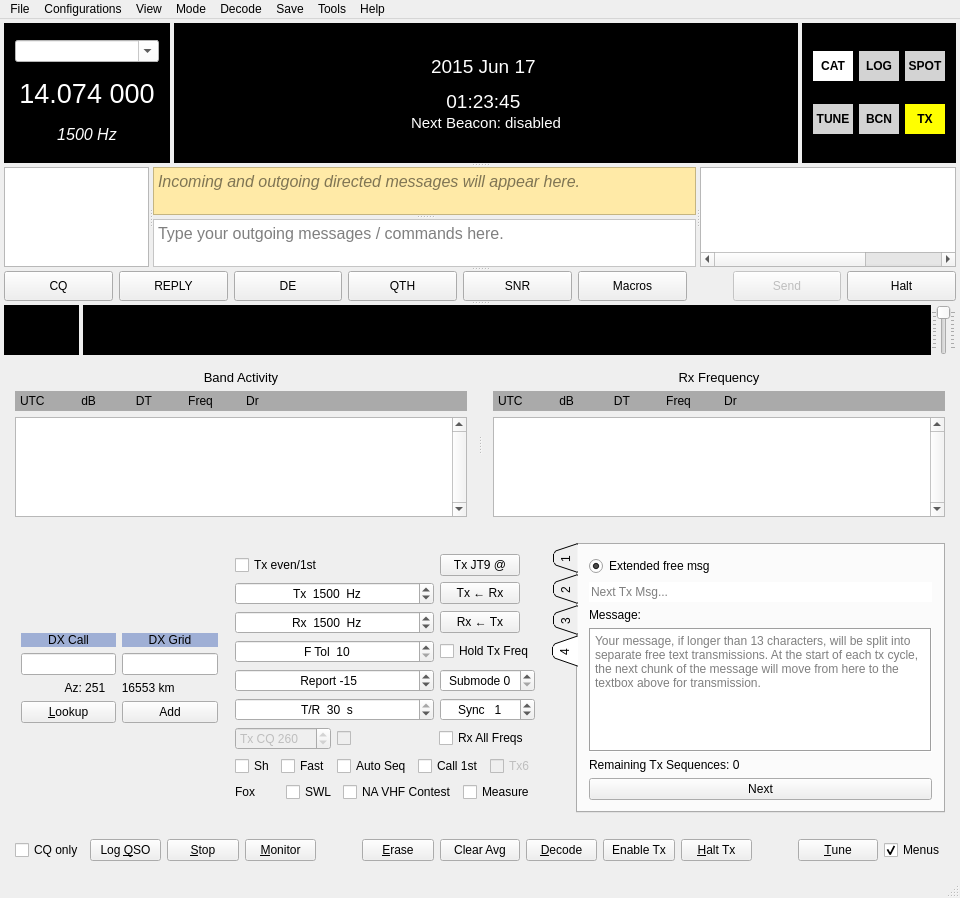
Before: the Qt Designer form mainwindow.ui in qcmiao1998/js8call, drawn with Qt 5.
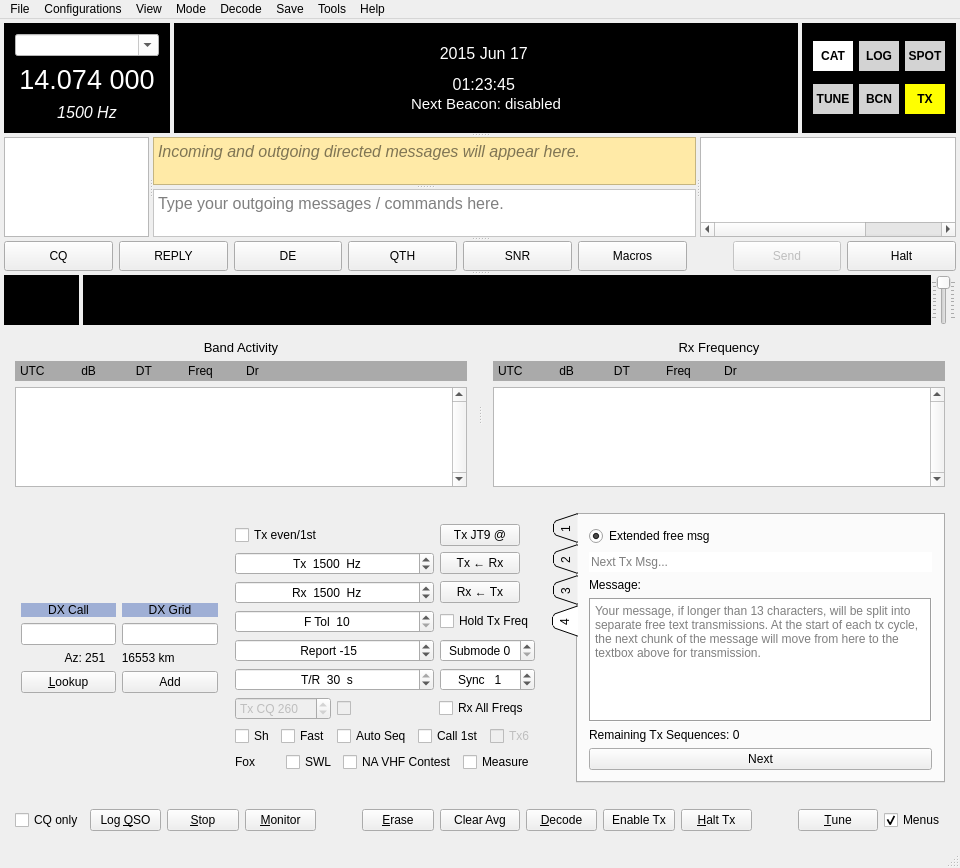
After: the same form once the commit is applied. Custom widgets are drawn as their Qt base class.

Commit message: Fixed the size of the top toolbar

```diff
--- a/mainwindow.ui
+++ b/mainwindow.ui
@@ -60,13 +60,13 @@
        <property name="minimumSize">
         <size>
          <width>0</width>
-         <height>140</height>
+         <height>110</height>
         </size>
        </property>
        <property name="maximumSize">
         <size>
          <width>16777215</width>
-         <height>120</height>
+         <height>110</height>
         </size>
        </property>
        <layout class="QHBoxLayout" name="horizontalLayout_16">
@@ -93,6 +93,18 @@
             <verstretch>0</verstretch>
            </sizepolicy>
           </property>
+          <property name="minimumSize">
+           <size>
+            <width>0</width>
+            <height>110</height>
+           </size>
+          </property>
+          <property name="maximumSize">
+           <size>
+            <width>16777215</width>
+            <height>110</height>
+           </size>
+          </property>
           <property name="frameShape">
            <enum>QFrame::NoFrame</enum>
           </property>
@@ -236,7 +248,7 @@
               <enum>QFrame::Plain</enum>
              </property>
              <property name="lineWidth">
-              <number>2</number>
+              <number>0</number>
              </property>
              <layout class="QVBoxLayout" name="verticalLayout_15">
               <property name="spacing">
@@ -262,7 +274,7 @@
                 <property name="sizeHint" stdset="0">
                  <size>
                   <width>20</width>
-                  <height>40</height>
+                  <height>20</height>
                  </size>
                 </property>
                </spacer>
@@ -270,7 +282,7 @@
               <item>
                <widget class="QLabel" name="labUTC">
                 <property name="sizePolicy">
-                 <sizepolicy hsizetype="Expanding" vsizetype="Expanding">
+                 <sizepolicy hsizetype="Expanding" vsizetype="MinimumExpanding">
                   <horstretch>0</horstretch>
                   <verstretch>0</verstretch>
                  </sizepolicy>
@@ -296,7 +308,7 @@
                  <number>0</number>
                 </property>
                 <property name="text">
-                 <string>&lt;html&gt;&lt;head/&gt;&lt;body&gt;&lt;p align=&quot;center&quot;&gt; 2015 Jun 17 &lt;/p&gt;&lt;p align=&quot;center&quot;&gt; 01:23:45 &lt;/p&gt;&lt;/body&gt;&lt;/html&gt;</string>
+                 <string>&lt;html&gt;&lt;head/&gt;&lt;body&gt;&lt;p align=&quot;center&quot;&gt;&lt;span style=&quot; font-size:12pt;&quot;&gt;2015 Jun 17 &lt;/span&gt;&lt;/p&gt;&lt;p align=&quot;center&quot;&gt;&lt;span style=&quot; font-size:12pt;&quot;&gt;01:23:45 &lt;/span&gt;&lt;/p&gt;&lt;/body&gt;&lt;/html&gt;</string>
                 </property>
                 <property name="alignment">
                  <set>Qt::AlignCenter</set>
@@ -337,7 +349,7 @@
                 <property name="sizeHint" stdset="0">
                  <size>
                   <width>20</width>
-                  <height>40</height>
+                  <height>20</height>
                  </size>
                 </property>
                </spacer>
```
